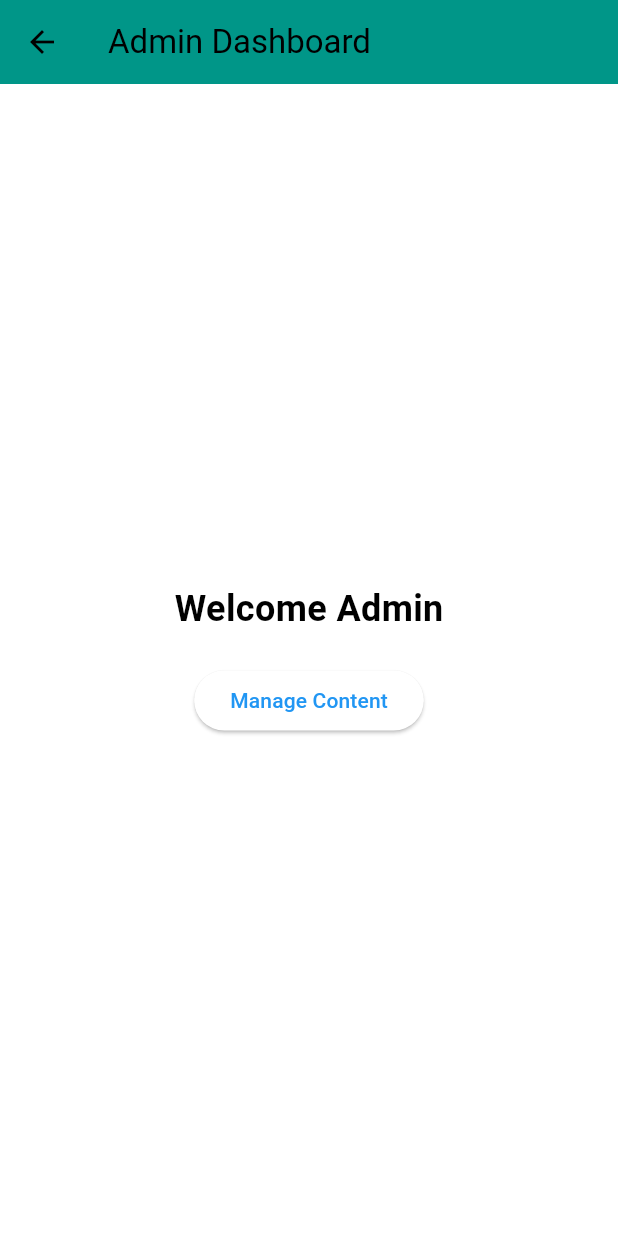
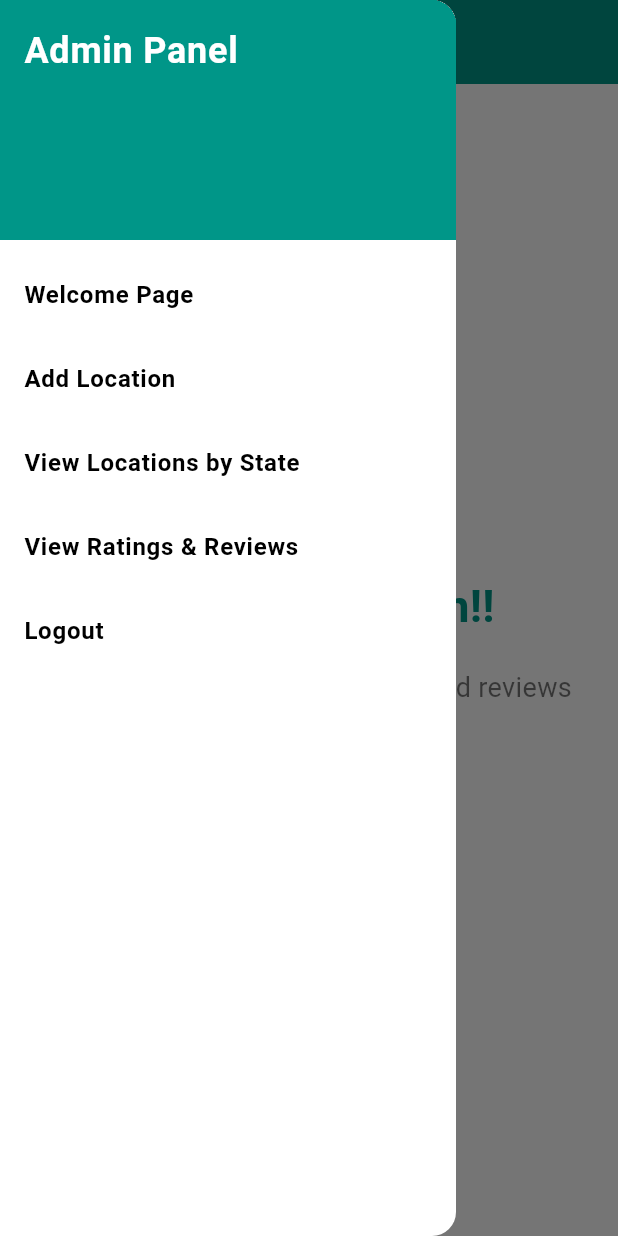
Before and after one commit to akhnasj/Smart-Tour-Guide, a Flutter app: the AdminPage screen opened by its route, with the side drawer open (before the commit the screen has no drawer), on a phone screen of 412 x 824 dp. Run offline on Flutter 3.47's test engine with Material 3 defaults, Android fonts, the light colour scheme and no system bars; our stand-ins replace cloud_firestore, firebase_auth, firebase_core, flutter_rating_bar; accounts and stored records are empty.

Commit message:
Setup Admin and Welcome Page

```diff
--- a/stg/lib/admin_page.dart
+++ b/stg/lib/admin_page.dart
@@ -1,123 +1,276 @@
 import 'package:flutter/material.dart';
+import 'package:cloud_firestore/cloud_firestore.dart';
+import 'package:firebase_auth/firebase_auth.dart';
+import 'welcome.dart';
 
-class AdminPage extends StatelessWidget {
+class AdminPage extends StatefulWidget {
+  @override
+  _AdminPageState createState() => _AdminPageState();
+}
+
+class _AdminPageState extends State<AdminPage> {
+  final TextEditingController _locationNameController = TextEditingController();
+  final TextEditingController _categoryController = TextEditingController();
+  final TextEditingController _cityController = TextEditingController();
+  final TextEditingController _stateController = TextEditingController();
+  final TextEditingController _bestTimeController = TextEditingController();
+  final TextEditingController _typeController = TextEditingController();
+  final TextEditingController _imageUrlController = TextEditingController();
+  bool _isSubmitting = false;
+  int _selectedIndex = 0; // Set to 0 to load welcome screen first
+
+  // Add a new location
+  Future<void> addLocation() async {
+    setState(() {
+      _isSubmitting = true;
+    });
+    try {
+      String locationName = _locationNameController.text.trim();
+      String category = _categoryController.text.trim();
+      String city = _cityController.text.trim();
+      String state = _stateController.text.trim();
+      String bestTime = _bestTimeController.text.trim();
+      String type = _typeController.text.trim();
+      String imageUrl = _imageUrlController.text.trim();
+
+      if (locationName.isEmpty ||
+          category.isEmpty ||
+          city.isEmpty ||
+          state.isEmpty) {
+        ScaffoldMessenger.of(context).showSnackBar(
+          SnackBar(content: Text("Please fill all required fields")),
+        );
+        return;
+      }
+
+      await FirebaseFirestore.instance.collection('locations').add({
+        'Location': locationName,
+        'Category': category,
+        'City': city,
+        'State': state,
+        'Best Time to Visit': bestTime,
+        'Type': type,
+        'Image_URL': imageUrl,
+      });
+
+      ScaffoldMessenger.of(context).showSnackBar(
+        SnackBar(content: Text("Location added successfully!")),
+      );
+      _clearInputFields();
+    } catch (e) {
+      print("Error adding location: $e");
+      ScaffoldMessenger.of(context).showSnackBar(
+        SnackBar(content: Text("Failed to add location")),
+      );
+    } finally {
+      setState(() {
+        _isSubmitting = false;
+      });
+    }
+  }
+
+  // Clear input fields
+  void _clearInputFields() {
+    _locationNameController.clear();
+    _categoryController.clear();
+    _cityController.clear();
+    _stateController.clear();
+    _bestTimeController.clear();
+    _typeController.clear();
+    _imageUrlController.clear();
+  }
+
+  // Get locations organized by state
+  Stream<QuerySnapshot> getLocationsByState() {
+    return FirebaseFirestore.instance
+        .collection('locations')
+        .orderBy('State')
+        .snapshots();
+  }
+
+  // Get reviews by locations
+  Stream<QuerySnapshot> getReviews() {
+    return FirebaseFirestore.instance.collection('reviews').snapshots();
+  }
+
+  // Sidebar options
+  Widget _getSidebarContent() {
+    return ListView(
+      padding: EdgeInsets.zero,
+      children: [
+        DrawerHeader(
+          decoration: BoxDecoration(color: Colors.teal),
+          child: Text(
+            'Admin Panel',
+            style: TextStyle(
+              color: Colors.white,
+              fontSize: 24,
+              fontWeight: FontWeight.bold,
+            ),
+          ),
+        ),
+        ListTile(
+          title: Text('Welcome Page',
+              style: TextStyle(fontWeight: FontWeight.bold)),
+          onTap: () {
+            setState(() {
+              _selectedIndex = 0;
+            });
+            Navigator.pop(context);
+          },
+        ),
+        ListTile(
+          title: Text('Add Location',
+              style: TextStyle(fontWeight: FontWeight.bold)),
+          onTap: () {
+            setState(() {
+              _selectedIndex = 1;
+            });
+            Navigator.pop(context);
+          },
+        ),
+        ListTile(
+          title: Text('View Locations by State',
+              style: TextStyle(fontWeight: FontWeight.bold)),
+          onTap: () {
+            setState(() {
+              _selectedIndex = 2;
+            });
+            Navigator.pop(context);
+          },
+        ),
+        ListTile(
+          title: Text('View Ratings & Reviews',
+              style: TextStyle(fontWeight: FontWeight.bold)),
+          onTap: () {
+            setState(() {
+              _selectedIndex = 3;
+            });
+            Navigator.pop(context);
+          },
+        ),
+        ListTile(
+          title: Text('Logout', style: TextStyle(fontWeight: FontWeight.bold)),
+          onTap: () {
+            FirebaseAuth.instance.signOut();
+            Navigator.pop(context);
+          },
+        ),
+      ],
+    );
+  }
+
   @override
   Widget build(BuildContext context) {
     return Scaffold(
       appBar: AppBar(
-        title: Text('Admin Dashboard'),
+        title: Text("Admin Page"),
         backgroundColor: Colors.teal,
       ),
-      body: Center(
-        child: Column(
-          mainAxisAlignment: MainAxisAlignment.center,
-          children: [
-            Text(
-              'Welcome Admin',
-              style: TextStyle(fontSize: 24, fontWeight: FontWeight.bold),
-            ),
-            SizedBox(height: 20),
-            ElevatedButton(
-              onPressed: () {
-                // Add admin controls here (e.g., manage users, view stats)
-              },
-              child: Text('Manage Content'),
-            ),
-          ],
-        ),
+      drawer: Drawer(
+        child: _getSidebarContent(),
+      ),
+      body: Padding(
+        padding: const EdgeInsets.all(16.0),
+        child: _selectedIndex == 0
+            ? WelcomeAdminPage() // Display welcome screen
+            : _selectedIndex == 1
+                ? _buildAddLocationForm()
+                : _selectedIndex == 2
+                    ? _buildViewLocationsByState()
+                    : _buildViewRatingsAndReviews(),
       ),
     );
   }
+
+  // Add Location Form
+  Widget _buildAddLocationForm() {
+    return Column(
+      crossAxisAlignment: CrossAxisAlignment.start,
+      children: [
+        Text("Add New Location",
+            style: TextStyle(fontSize: 20, fontWeight: FontWeight.bold)),
+        SizedBox(height: 10),
+        _buildTextField(_locationNameController, "Location Name"),
+        _buildTextField(_categoryController, "Category"),
+        _buildTextField(_cityController, "City"),
+        _buildTextField(_stateController, "State"),
+        _buildTextField(_bestTimeController, "Best Time to Visit"),
+        _buildTextField(_typeController, "Type"),
+        _buildTextField(_imageUrlController, "Image URL"),
+        SizedBox(height: 10),
+        _isSubmitting
+            ? Center(child: CircularProgressIndicator())
+            : ElevatedButton(
+                onPressed: addLocation,
+                child: Text("Add Location"),
+                style: ElevatedButton.styleFrom(
+                  backgroundColor: Colors.teal,
+                  foregroundColor: Colors.white,
+                ),
+              ),
+      ],
+    );
+  }
+
+  // View Locations by State
+  Widget _buildViewLocationsByState() {
+    return StreamBuilder<QuerySnapshot>(
+      stream: getLocationsByState(),
+      builder: (context, snapshot) {
+        if (!snapshot.hasData) {
+          return Center(child: CircularProgressIndicator());
+        }
+
+        var locations = snapshot.data!.docs;
+        return ListView.builder(
+          shrinkWrap: true,
+          itemCount: locations.length,
+          itemBuilder: (context, index) {
+            var location = locations[index];
+            return ListTile(
+              title: Text(location['Location']),
+              subtitle: Text(
+                  "${location['Category']} - ${location['City']} (${location['State']})"),
+            );
+          },
+        );
+      },
+    );
+  }
+
+  // View Ratings & Reviews
+  Widget _buildViewRatingsAndReviews() {
+    return StreamBuilder<QuerySnapshot>(
+      stream: getReviews(),
+      builder: (context, snapshot) {
+        if (!snapshot.hasData) {
+          return Center(child: CircularProgressIndicator());
+        }
+
+        var reviews = snapshot.data!.docs;
+        return ListView.builder(
+          shrinkWrap: true,
+          itemCount: reviews.length,
+          itemBuilder: (context, index) {
+            var review = reviews[index];
+            return ListTile(
+              title: Text(review['Review']),
+              subtitle:
+                  Text("Rating: ${review['Rating']} | City: ${review['City']}"),
+            );
+          },
+        );
+      },
+    );
+  }
+
+  // Helper function to build text fields
+  Widget _buildTextField(TextEditingController controller, String labelText) {
+    return TextField(
+      controller: controller,
+      decoration:
+          InputDecoration(labelText: labelText, border: OutlineInputBorder()),
+    );
+  }
 }
-
-
-// import 'package:flutter/material.dart';
-
-// class AdminPage extends StatelessWidget {
-//   @override
-//   Widget build(BuildContext context) {
-//     return Scaffold(
-//       appBar: AppBar(
-//         title: Text('Admin Dashboard'),
-//         backgroundColor: Colors.teal,
-//       ),
-//       drawer: Drawer(
-//         child: ListView(
-//           padding: EdgeInsets.zero,
-//           children: [
-//             DrawerHeader(
-//               decoration: BoxDecoration(
-//                 color: Colors.teal,
-//               ),
-//               child: Text(
-//                 'Admin Menu',
-//                 style: TextStyle(
-//                   color: Colors.white,
-//                   fontSize: 24,
-//                 ),
-//               ),
-//             ),
-//             ListTile(
-//               leading: Icon(Icons.dashboard),
-//               title: Text('Dashboard'),
-//               onTap: () {
-//                 // Navigate to Dashboard or close drawer
-//                 Navigator.pop(context);
-//               },
-//             ),
-//             ListTile(
-//               leading: Icon(Icons.manage_accounts),
-//               title: Text('Manage Users'),
-//               onTap: () {
-//                 // Navigate to manage users page
-//                 Navigator.pop(context);
-//               },
-//             ),
-//             ListTile(
-//               leading: Icon(Icons.analytics),
-//               title: Text('View Stats'),
-//               onTap: () {
-//                 // Navigate to stats page
-//                 Navigator.pop(context);
-//               },
-//             ),
-//             ListTile(
-//               leading: Icon(Icons.settings),
-//               title: Text('Settings'),
-//               onTap: () {
-//                 // Navigate to settings page
-//                 Navigator.pop(context);
-//               },
-//             ),
-//             ListTile(
-//               leading: Icon(Icons.logout),
-//               title: Text('Logout'),
-//               onTap: () {
-//                 // Implement logout functionality
-//                 Navigator.pop(context);
-//               },
-//             ),
-//           ],
-//         ),
-//       ),
-//       body: Center(
-//         child: Column(
-//           mainAxisAlignment: MainAxisAlignment.center,
-//           children: [
-//             Text(
-//               'Welcome Admin',
-//               style: TextStyle(fontSize: 24, fontWeight: FontWeight.bold),
-//             ),
-//             SizedBox(height: 20),
-//             ElevatedButton(
-//               onPressed: () {
-//                 // Add admin controls here (e.g., manage users, view stats)
-//               },
-//               child: Text('Manage Content'),
-//             ),
-//           ],
-//         ),
-//       ),
-//     );
-//   }
-// }
--- /dev/null
+++ b/stg/lib/welcome.dart
@@ -0,0 +1,32 @@
+// welcome.dart
+import 'package:flutter/material.dart';
+
+class WelcomeAdminPage extends StatelessWidget {
+  @override
+  Widget build(BuildContext context) {
+    return Center(
+      child: Column(
+        mainAxisAlignment: MainAxisAlignment.center,
+        children: [
+          Text(
+            'Welcome, Admin!!',
+            style: TextStyle(
+              fontSize: 30,
+              fontWeight: FontWeight.bold,
+              color: Colors.teal,
+            ),
+          ),
+          SizedBox(height: 20),
+          Text(
+            'You can manage the locations and reviews here.',
+            textAlign: TextAlign.center,
+            style: TextStyle(
+              fontSize: 18,
+              color: Colors.black54,
+            ),
+          ),
+        ],
+      ),
+    );
+  }
+}
```
